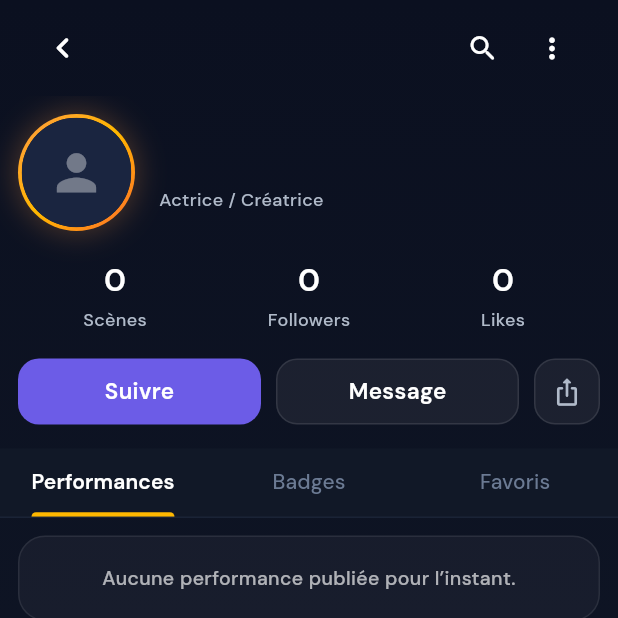
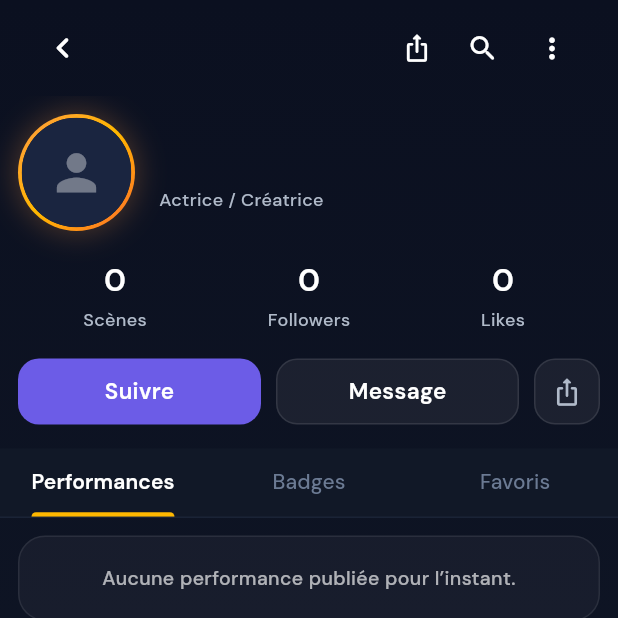
Before and after one commit to stef25fwi/take3, a Flutter app: the ProfileScreen screen opened directly with empty values, on a phone screen of 412 x 824 dp, the top half of it. Run offline on Flutter 3.47's test engine with Material 3 defaults, Android fonts, the phone set to English and light mode, and no system bars; our stand-ins replace camera, cloud_firestore, cloud_functions, connectivity_plus, firebase_auth, firebase_core and 12 more; accounts and stored records are empty; network calls fail.

Commit message:
chore: sync main

```diff
--- a/take30/lib/screens/profile_screen.dart
+++ b/take30/lib/screens/profile_screen.dart
@@ -126,7 +126,12 @@ class _ProfileBodyState extends ConsumerState<_ProfileBody>
         bottom: false,
         child: Column(
           children: [
-            _TopBar(onLogout: _onLogout),
+            _TopBar(
+              onLogout: _onLogout,
+              onShareTap: () {
+                ref.read(profileProvider(widget.userId).notifier).shareProfile();
+              },
+            ),
             Expanded(
               child: CustomScrollView(
                 slivers: [
@@ -243,9 +248,10 @@ class _ProfileBodyState extends ConsumerState<_ProfileBody>
 // ──────────────────────────────────────────────────────────────────────────────
 
 class _TopBar extends StatelessWidget {
-  const _TopBar({required this.onLogout});
+  const _TopBar({required this.onLogout, required this.onShareTap});
 
   final VoidCallback onLogout;
+  final VoidCallback onShareTap;
 
   @override
   Widget build(BuildContext context) {
@@ -282,6 +288,21 @@ class _TopBar extends StatelessWidget {
           Row(
             mainAxisSize: MainAxisSize.min,
             children: [
+              GestureDetector(
+                onTap: onShareTap,
+                behavior: HitTestBehavior.opaque,
+                child: SizedBox(
+                  width: 44,
+                  height: 44,
+                  child: Center(
+                    child: Icon(
+                      Icons.ios_share_rounded,
+                      color: iconColor,
+                      size: 20,
+                    ),
+                  ),
+                ),
+              ),
               GestureDetector(
                 onTap: () => context.go(AppRouter.explore),
                 behavior: HitTestBehavior.opaque,
```
Also changed, not shown: take30/lib/screens/battle_screen.dart (+21 -0 lines), take30/lib/screens/onboarding_screen.dart (+4 -4 lines), take30/lib/screens/scene_detail_screen.dart (+31 -0 lines).
